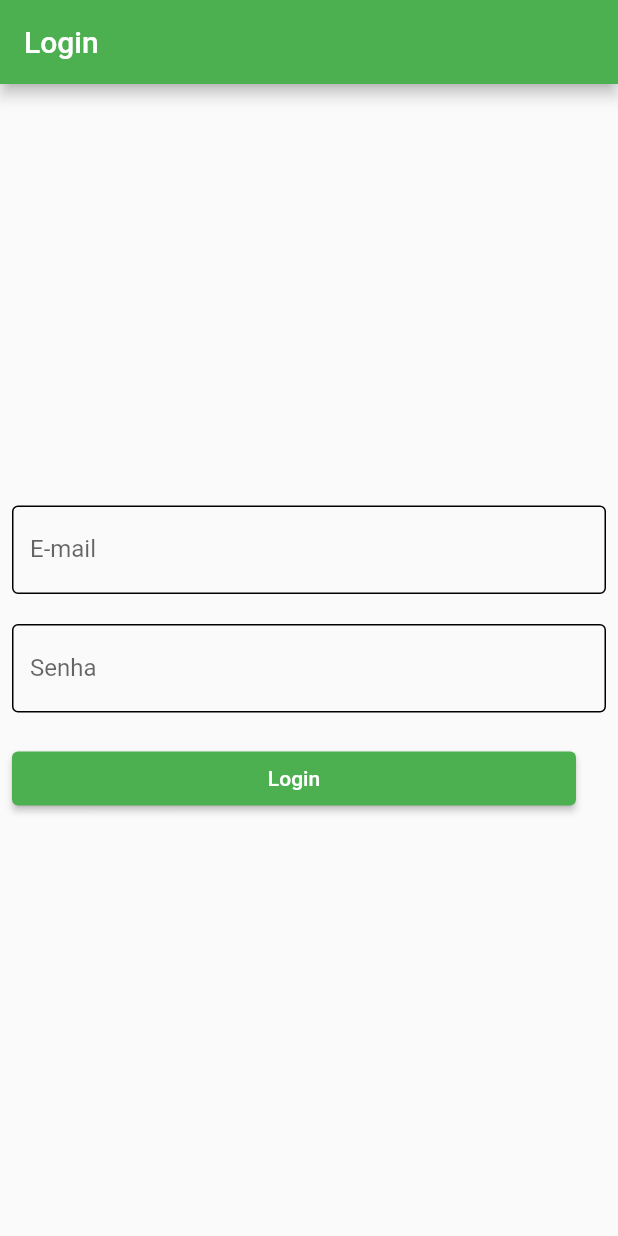
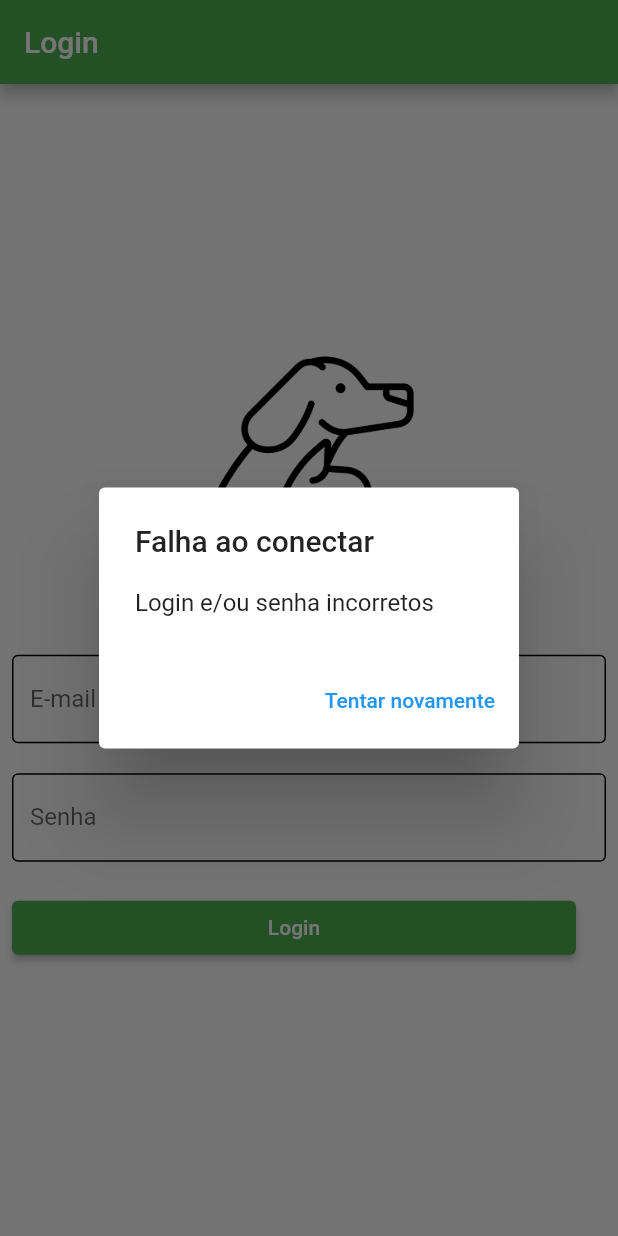
Before and after one commit to FelipeCondessa/app_textfield, a Flutter app: the screen it shows after launch, after a tap on "Login", on a phone screen of 412 x 824 dp. Run offline on Flutter 3.47's test engine with Material 2 defaults, Android fonts, the phone set to English and light mode, and no system bars.

Commit message:
função de login add

```diff
--- a/lib/main.dart
+++ b/lib/main.dart
@@ -4,12 +4,90 @@ void main() {
   runApp(const MaterialApp(home: Home()));
 }
 
-final _controller = TextEditingController();
 
-_click() {}
 
-class Home extends StatelessWidget {
+class Home extends StatefulWidget {
   const Home({super.key});
+
+  @override
+  State<Home> createState() => _HomeState();
+}
+
+class _HomeState extends State<Home> {
+
+  final _emailcontroller = TextEditingController();
+
+  final _senhacontroller = TextEditingController();
+
+
+
+  _sucessoLogin(){
+    showDialog(
+        context: context,
+        builder: (context) => AlertDialog(
+          title: Text('Conectando'),
+          content: Text('Aguarde um momento'),
+          actions: [
+            TextButton(
+                onPressed: () {
+                  Navigator.of(context).pop();
+                },
+                style: TextButton.styleFrom(backgroundColor: Colors.white),
+                child: const Text('Ok')
+            ),
+          ],
+        )
+    );
+
+  }
+
+  _falhaLogin(){
+    showDialog(
+        context: context,
+        builder: (context) => AlertDialog(
+          title: Text('Falha ao conectar'),
+          content: Text('Login e/ou senha incorretos'),
+          actions: [
+            TextButton(
+                onPressed: () {
+                  Navigator.of(context).pop();
+                },
+                style: TextButton.styleFrom(backgroundColor: Colors.white),
+                child: const Text('Tentar novamente')
+            ),
+          ],
+        )
+    );
+  }
+
+ bool _validarCampos(String email, String senha){
+
+if(senha || email == null) {
+  return null
+}
+ }
+
+
+
+
+
+
+  _click() {
+    String email = _emailcontroller.text;
+
+    String senha = _senhacontroller.text;
+
+    if (email == 'fhcondessa4@gmail.com' && senha == 'sexoemeinjetou123') {
+      _sucessoLogin();
+    } else {
+      _falhaLogin();
+    }
+
+    setState(() {
+
+    });
+  }
+
 
   @override
   Widget build(BuildContext context) {
@@ -21,14 +99,26 @@ class Home extends StatelessWidget {
         ),
         backgroundColor: Colors.green,
       ),
-      body: Padding(
+      body: Center(
+        child: SingleChildScrollView(
+          child: Padding(
             padding: const EdgeInsets.all(8.0),
             child: Column(mainAxisAlignment: MainAxisAlignment.center, children: [
+              Image.asset(
+                'assets/image/pet.png',
+                height: 140,
+                fit: BoxFit.cover,
+              ),
+              const Text(
+                'PET HOUSE',
+                style: TextStyle(fontSize: 50),
+              ),
               TextField(
-            controller: _controller,
+                controller: _emailcontroller,
                 decoration: const InputDecoration(
                   hintText: 'Informe o seu e-mail',
-              labelText: 'E-mail', suffixStyle: TextStyle(fontSize: 50),
+                  labelText: 'E-mail',
+                  suffixStyle: TextStyle(fontSize: 50),
                   border: OutlineInputBorder(),
                   enabledBorder: OutlineInputBorder(borderSide: BorderSide()),
                 ),
@@ -38,7 +128,8 @@ class Home extends StatelessWidget {
                 height: 20,
               ),
               TextField(
-            controller: _controller,
+                controller: _senhacontroller,
+                obscureText: true,
                 decoration: const InputDecoration(
                   hintText: 'Informe sua senha',
                   labelText: 'Senha',
@@ -64,6 +155,8 @@ class Home extends StatelessWidget {
               )
             ]),
           ),
+        ),
+      ),
     );
   }
 }
```
Also changed, not shown: assets/image/cachorrinho.jpg (added), assets/image/pet.png (added), 1 other file. Lines whose indentation alone changed are shown as unchanged.
